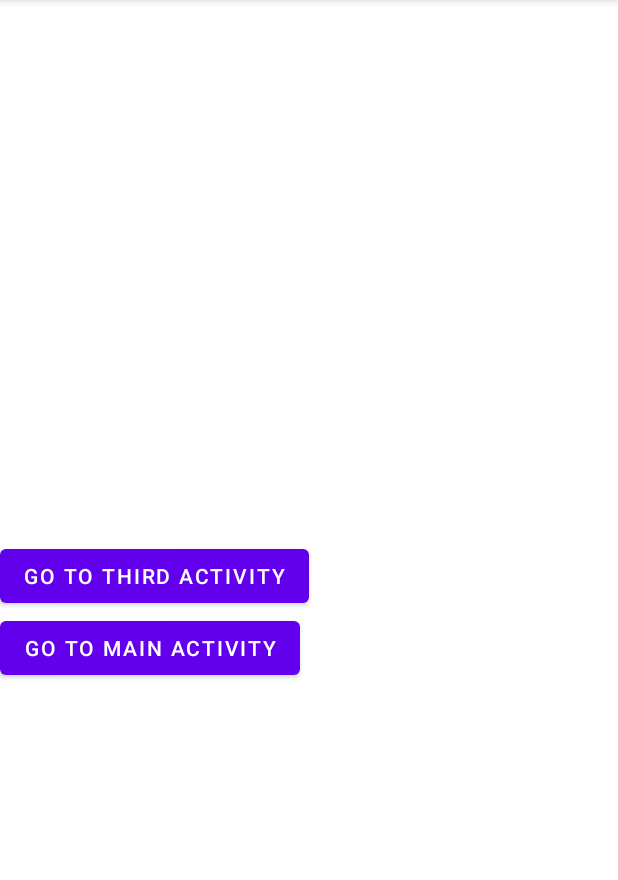
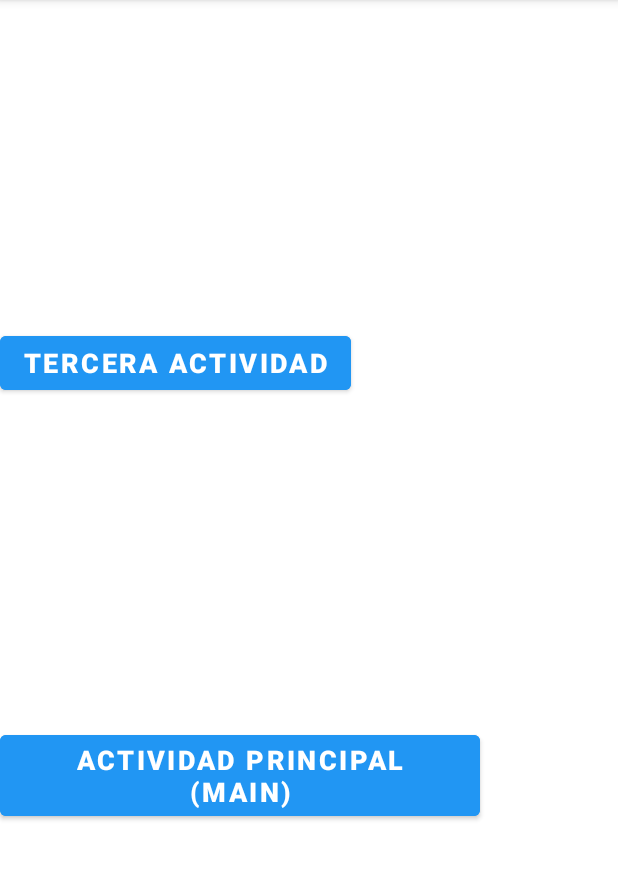
Before and after one commit to LuisCarlosRodr/FinalProjectMAD, an Android app: the SecondActivity screen opened directly, with no data from a screen before it, on a phone screen of 412 x 824 dp, the part 84-964 px from its top. Run offline under Robolectric (Android 15) with nearby library versions, the phone set to English and light mode, and no system bars.

Commit message:
We changed the style of our app. - Bottons colour are different. - We established the GPS point of our project at ETSISI (we are not using the default one provided by the emulator) - Navigates function are working correctly. -

```diff
--- a/app/src/main/res/layout/activity_second.xml
+++ b/app/src/main/res/layout/activity_second.xml
@@ -11,18 +11,27 @@
         android:id="@+id/secondNextButton"
         android:layout_width="wrap_content"
         android:layout_height="wrap_content"
-        android:text="Go to third activity"
+        android:text="Tercera actividad"
+        android:textColor="#ffffff"
+        android:backgroundTint="#2196F3"
+        android:textSize="18sp"
+        android:textStyle="bold"
         app:layout_constraintStart_toStartOf="parent"
         app:layout_constraintTop_toTopOf="parent"
-        app:layout_constraintBottom_toBottomOf="parent" />
+        app:layout_constraintBottom_toTopOf="@id/secondPreviousButton" />
 
     <!-- Second Button, placed next to the first button -->
     <Button
         android:id="@+id/secondPreviousButton"
         android:layout_width="wrap_content"
         android:layout_height="wrap_content"
-        android:text="Go to main activity"
+        android:text="Actividad principal (Main)"
+        android:textColor="#ffffff"
+        android:backgroundTint="#2196F3"
+        android:textSize="18sp"
+        android:textStyle="bold"
         app:layout_constraintTop_toBottomOf="@id/secondNextButton"
-        app:layout_constraintStart_toStartOf="@id/secondNextButton" />
+        app:layout_constraintStart_toStartOf="@id/secondNextButton"
+        app:layout_constraintBottom_toBottomOf="parent" />
 
 </androidx.constraintlayout.widget.ConstraintLayout>
--- a/app/src/main/res/layout/activity_third.xml
+++ b/app/src/main/res/layout/activity_third.xml
@@ -11,7 +11,11 @@
         android:id="@+id/thirdButton"
         android:layout_width="wrap_content"
         android:layout_height="wrap_content"
-        android:text="Go to second activity"
+        android:text="Segunda actividad"
+        android:textColor="#ffffff"
+        android:backgroundTint="#2196F3"
+        android:textSize="18sp"
+        android:textStyle="bold"
         app:layout_constraintLeft_toLeftOf="parent"
         app:layout_constraintTop_toTopOf="parent" />
 
```
Also changed, not shown: app/src/main/res/layout/activity_main.xml (+8 -3 lines).
